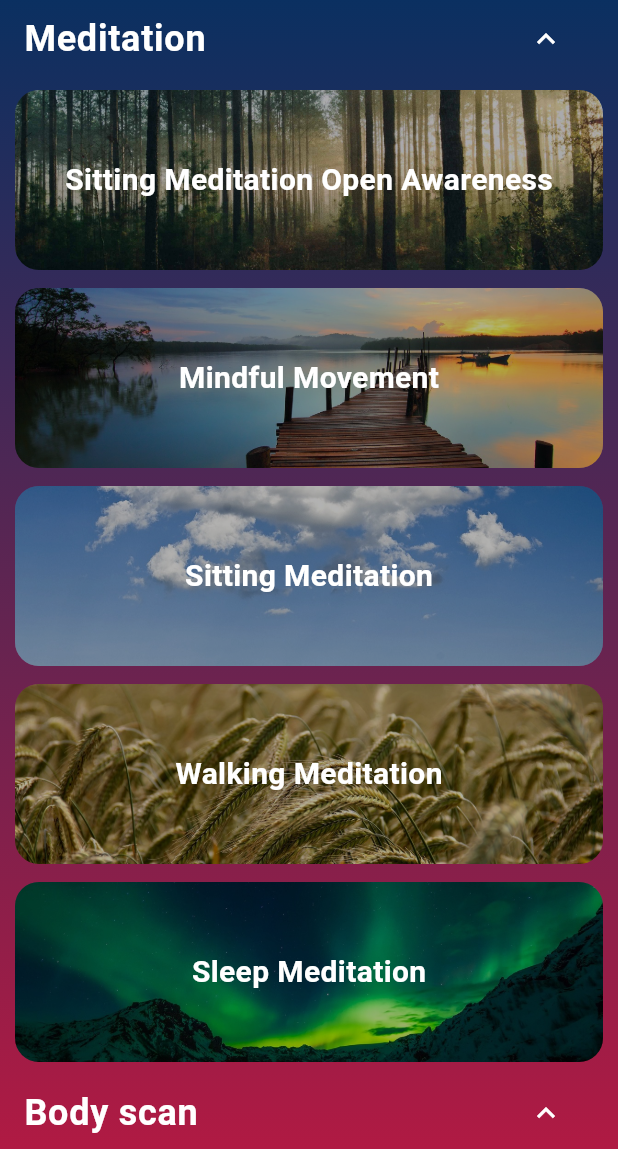
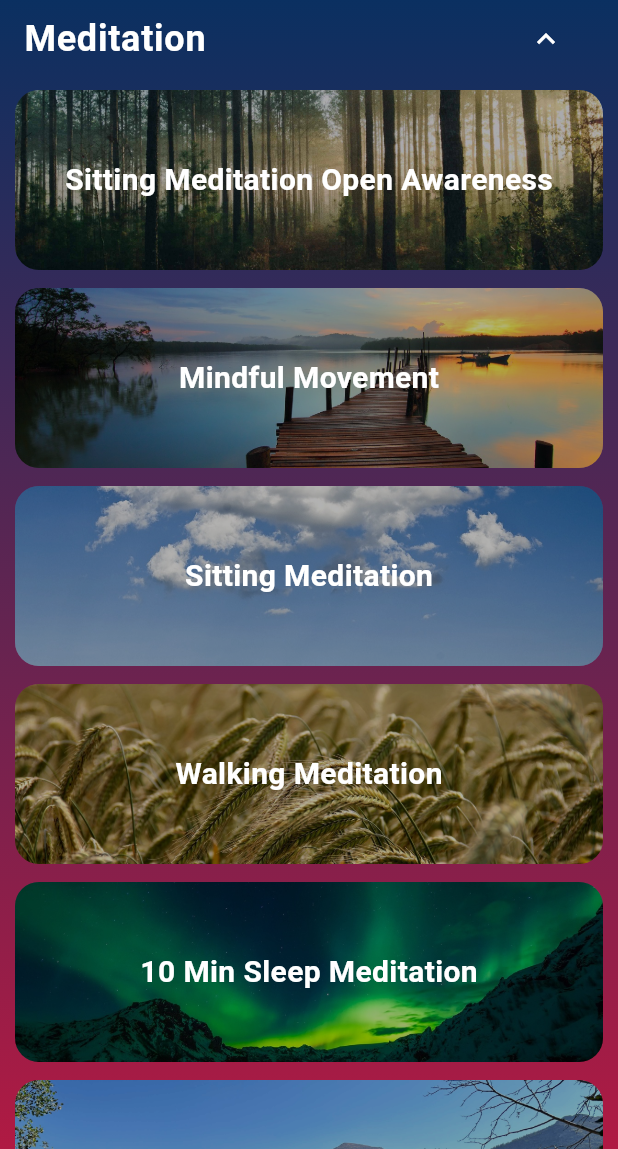
Before and after one commit to PranavBP/Senior-Pal, a Flutter app: the MindfulnessScreen screen opened directly, on a phone screen of 412 x 824 dp, the part 87-1236 px from its top. Run offline on Flutter 3.47's test engine with Material 3 defaults, Android fonts, the phone set to English and light mode, and no system bars; our stand-ins replace audioplayers, chewie, cloud_firestore, firebase_auth, firebase_core, firebase_database and 8 more; accounts and stored records are empty.

Commit message:
updated app icon, added assets, etc

```diff
--- a/lib/data/mindfulness_assets.dart
+++ b/lib/data/mindfulness_assets.dart
@@ -32,7 +32,7 @@ final List<Meditation> mindfulnessItems = [
     trackExtension: "m4a",
     image: "assets/mindfulness/photo14.jpg",
     backgroundVideo: "walking",
-    category: "Mediation",
+    category: "Focused",
   ),
   Meditation(
     title: "Lying Down Yoga",
@@ -54,7 +54,7 @@ final List<Meditation> mindfulnessItems = [
     trackExtension: "m4a",
     image: "assets/mindfulness/photo12.jpg",
     backgroundVideo: "tenMinBS",
-    category: "Mediation",
+    category: "Focused",
   ),
   Meditation(
     title: "20 Min Chair Yoga",
@@ -87,7 +87,7 @@ final List<Meditation> mindfulnessItems = [
     trackExtension: "m4a",
     image: "assets/mindfulness/photo9.jpg",
     backgroundVideo: "lovingKind",
-    category: "Mediation",
+    category: "Focused",
   ),
   Meditation(
     title: "Simple Listening for Grounding",
@@ -98,7 +98,7 @@ final List<Meditation> mindfulnessItems = [
     trackExtension: "mp3",
     image: "assets/mindfulness/photo2.jpg",
     backgroundVideo: "simplyListen",
-    category: "Mediation",
+    category: "Focused",
   ),
   Meditation(
     title: "10 Min Breathing Exercise",
@@ -177,7 +177,7 @@ final List<Meditation> mindfulnessItems = [
     category: "Meditation",
   ),
   Meditation(
-    title: "Sleep Meditation",
+    title: "10 Min Sleep Meditation",
     description:
         "Enter the realm of sleep meditation, where the whispers of tranquility guide you into the arms of peaceful slumber. As you surrender to the embrace of each breath, may your dreams be adorned with serenity and awaken to a renewed sense of vitality.",
     duration: 591,
@@ -186,5 +186,47 @@ final List<Meditation> mindfulnessItems = [
     image: "assets/mindfulness/photo4.jpg",
     backgroundVideo: "sleepMedi",
     category: "Meditation",
-  )
+  ),
+  Meditation(
+    title: "20 Min Sleep Meditation",
+    description: "Enter the realm of sleep meditation, where the whispers of tranquility guide you into the arms of peaceful slumber. As you surrender to the embrace of each breath, may your dreams be adorned with serenity and awaken to a renewed sense of vitality.",
+    duration: 1180,
+    track: "20-min-sleep-meditation",
+    trackExtension: "m4a",
+    image: "assets/mindfulness/photo10.jpg",
+    backgroundVideo: "sittingMedi",
+    category: "Meditation",
+  ),
+  Meditation(
+    title: "Finding Breath For Grounding",
+    description: "Guide yourself to reconnect with your breath, anchoring to the present moment. Perfect for moments of stress or overwhelm, this practice cultivates calm and clarity by focusing on the natural rhythm of your breathing. Take a few minutes to center yourself and find your inner balance.",
+    duration: 167,
+    track: "finding-breath-for-grounding",
+    trackExtension: "m4a",
+    image: "assets/mindfulness/photo15.jpg",
+    backgroundVideo: "walking",
+    category: "Focused",
+  ),
+  Meditation(
+    title: "Labeling Emotions for Grounding",
+    description:
+        "This practice helps you identify and name your emotions, creating space for self-awareness and grounding. By acknowledging your feelings without judgment, you can bring clarity and calm to challenging moments. Take a step toward emotional balance and resilience.",
+    duration: 245,
+    track: "labeling-emotions-for-grounding",
+    trackExtension: "m4a",
+    image: "assets/mindfulness/photo13.jpg",
+    backgroundVideo: "mindfulMove",
+    category: "Focused",
+  ),
+  Meditation(
+    title: "Mountain Meditation For Grounding",
+    description:
+        "This meditation invites you to embody the strength and stability of a mountain, fostering a deep sense of grounding and resilience. Through visualization and mindful presence, you can cultivate inner calm and steadfastness, even in the face of life’s challenges.",
+    duration: 292,
+    track: "mountain-medi-for-grounding",
+    trackExtension: "m4a",
+    image: "assets/mindfulness/photo11.jpg",
+    backgroundVideo: "tenMinBreathe",
+    category: "Focused",
+  ),
 ];
--- a/lib/main.dart
+++ b/lib/main.dart
@@ -32,7 +32,7 @@ class MyApp extends StatelessWidget {
   Widget build(BuildContext context) {
     return const MaterialApp(
       debugShowCheckedModeBanner: false,
-      title: 'HEROMinds',
+      title: 'HERO MIND',
       home: MainScreen(),
     );
   }
--- a/pubspec.yaml
+++ b/pubspec.yaml
@@ -16,7 +16,7 @@ publish_to: 'none' # Remove this line if you wish to publish to pub.dev
 # https://developer.apple.com/library/archive/documentation/General/Reference/InfoPlistKeyReference/Articles/CoreFoundationKeys.html
 # In Windows, build-name is used as the major, minor, and patch parts
 # of the product and file versions while build-number is used as the build suffix.
-version: 1.0.0+10
+version: 1.0.0+11
 
 environment:
   sdk: '>=3.3.3 <4.0.0'
```
Also changed, not shown: 90 other files.
